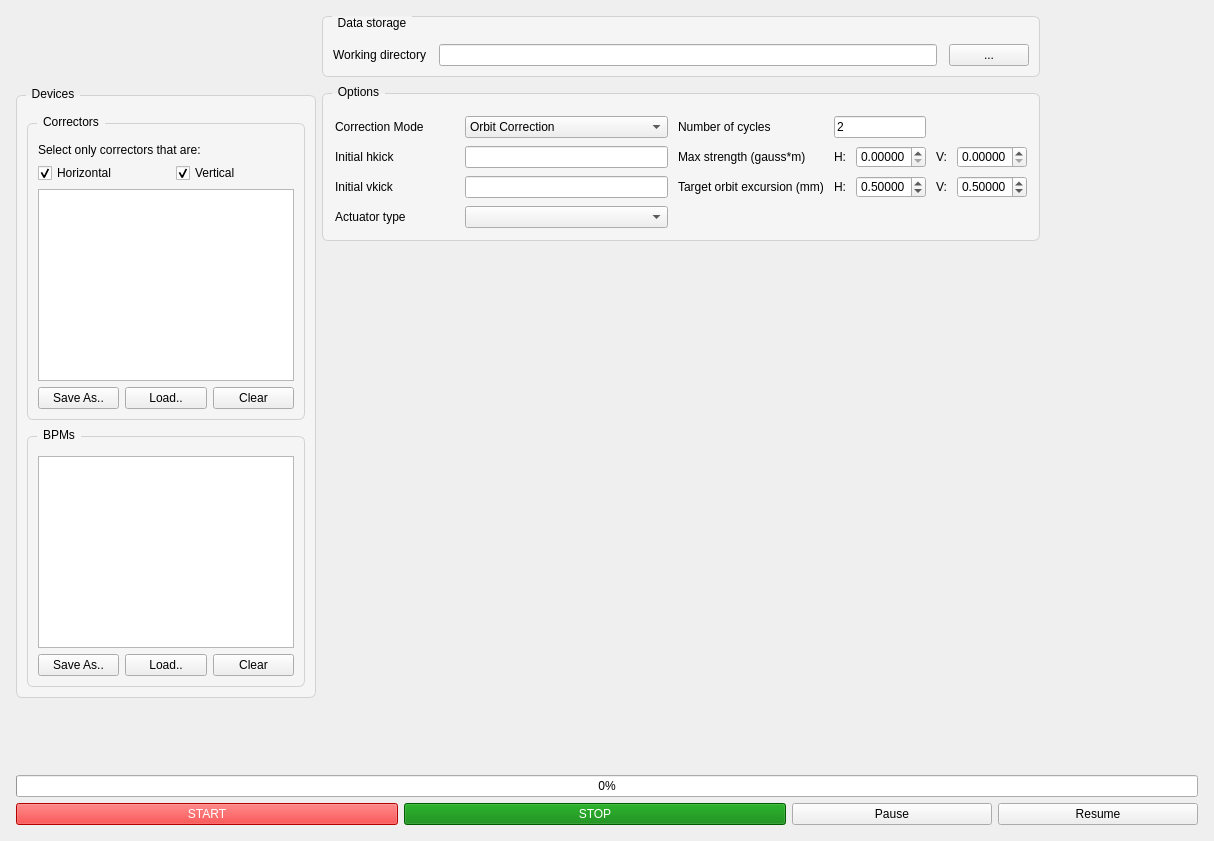
Before: the Qt Designer form UI files/SysID_GUI.ui in wiktoria-malek/flight-simulator, drawn with Qt 5.
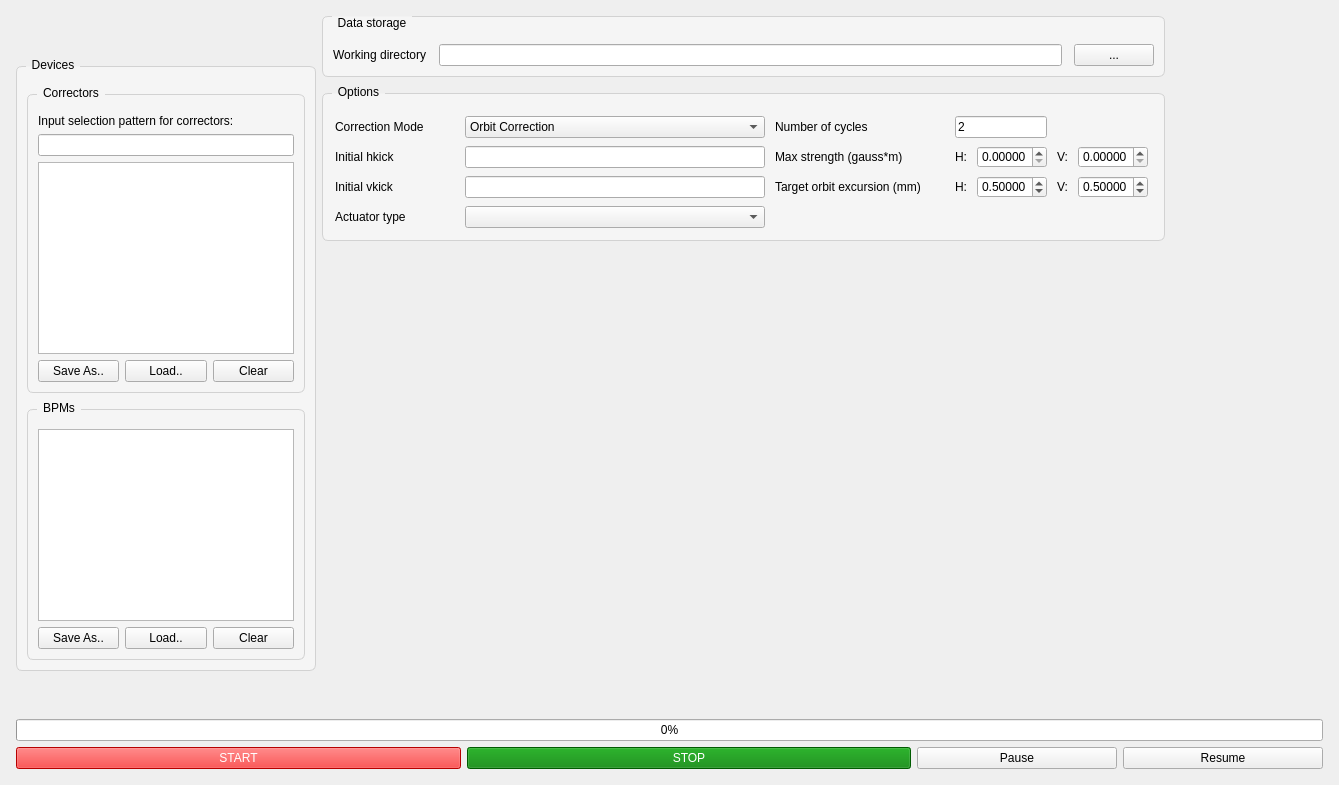
After: the same form once the commit is applied.

Commit message: Automatic selection of devices.

```diff
--- a/UI files/SysID_GUI.ui
+++ b/UI files/SysID_GUI.ui
@@ -6,8 +6,8 @@
    <rect>
     <x>0</x>
     <y>0</y>
-    <width>1214</width>
-    <height>841</height>
+    <width>1339</width>
+    <height>785</height>
    </rect>
   </property>
   <property name="windowTitle">
@@ -113,63 +113,14 @@
               <item>
                <widget class="QLabel" name="corrector_filter_label">
                 <property name="text">
-                 <string>Select only correctors that are:</string>
+                 <string>Input selection pattern for correctors:</string>
                 </property>
                </widget>
               </item>
               <item>
                <layout class="QHBoxLayout" name="corrector_filter_layout">
                 <item>
-                 <widget class="QCheckBox" name="select_h_corrs_checkbox">
-                  <property name="enabled">
-                   <bool>true</bool>
-                  </property>
-                  <property name="text">
-                   <string>Horizontal</string>
-                  </property>
-                  <property name="checked">
-                   <bool>true</bool>
-                  </property>
-                 </widget>
-                </item>
-                <item>
-                 <spacer name="horizontalSpacer">
-                  <property name="orientation">
-                   <enum>Qt::Horizontal</enum>
-                  </property>
-                  <property name="sizeHint" stdset="0">
-                   <size>
-                    <width>40</width>
-                    <height>20</height>
-                   </size>
-                  </property>
-                 </spacer>
-                </item>
-                <item>
-                 <widget class="QCheckBox" name="select_v_corrs_checkbox">
-                  <property name="enabled">
-                   <bool>true</bool>
-                  </property>
-                  <property name="text">
-                   <string>Vertical</string>
-                  </property>
-                  <property name="checked">
-                   <bool>true</bool>
-                  </property>
-                 </widget>
-                </item>
-                <item>
-                 <spacer name="horizontalSpacerCorrectorFilter">
-                  <property name="orientation">
-                   <enum>Qt::Horizontal</enum>
-                  </property>
-                  <property name="sizeHint" stdset="0">
-                   <size>
-                    <width>40</width>
-                    <height>20</height>
-                   </size>
-                  </property>
-                 </spacer>
+                 <widget class="QLineEdit" name="pattern_corrs_input"/>
                 </item>
                </layout>
               </item>
```
The commit also changes 1 other file.
